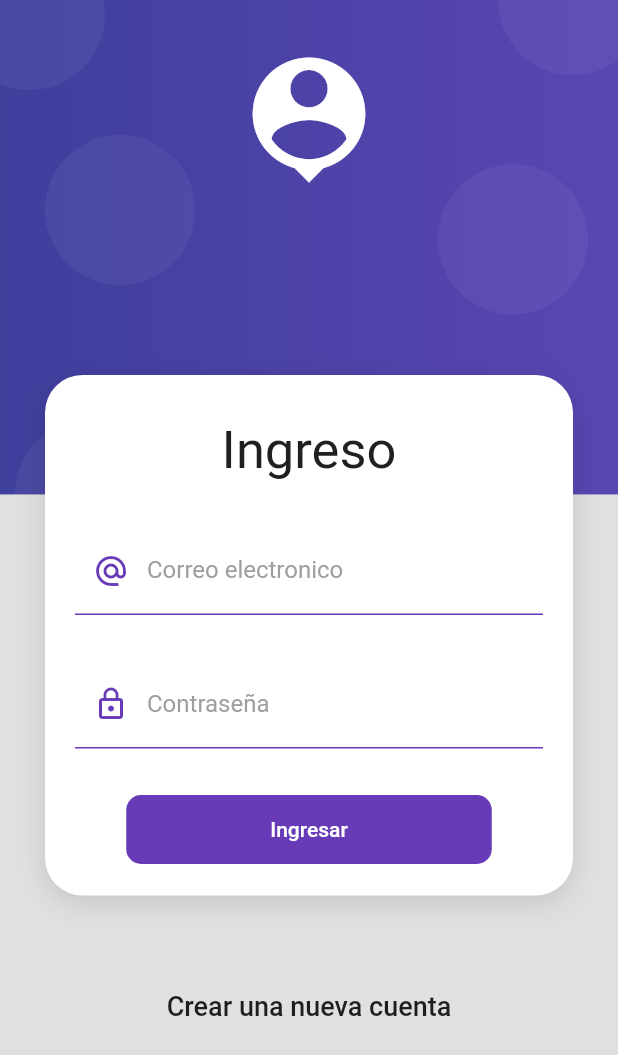
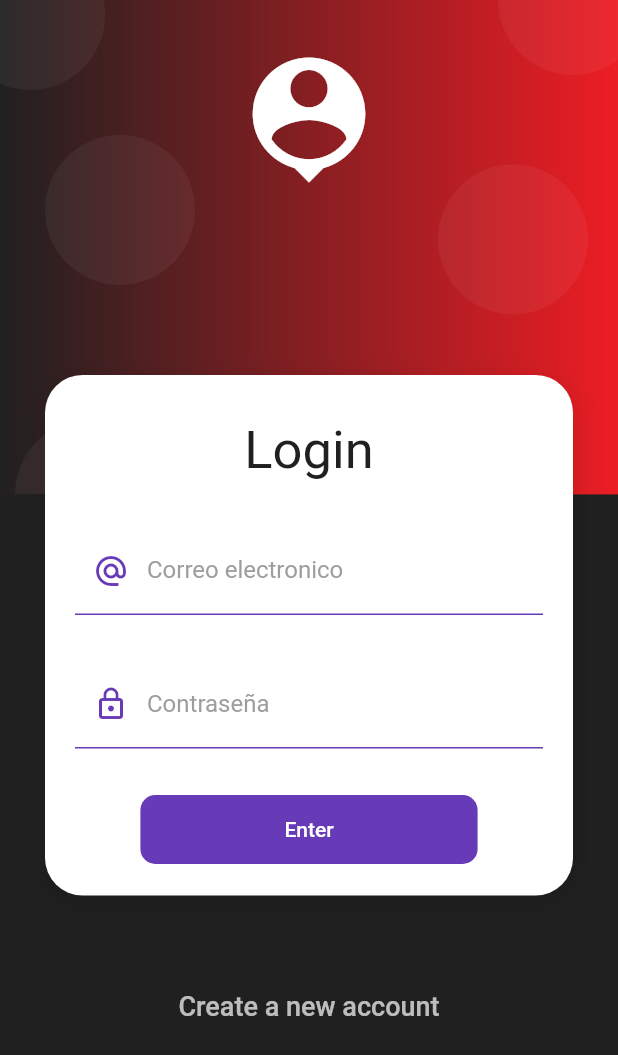
Before and after one commit to JohnEstebanAP/prueba_mobile_johnesteban_ap, a Flutter app: the screen it shows after launch, on a phone screen of 412 x 824 dp. Shown: the top 1055 px of the screen. Run offline on Flutter 3.47's test engine with Material 2 defaults, Android fonts, the phone set to English and light mode, and no system bars; our stand-ins replace card_swiper, flutter_secure_storage, fluttertoast, share_plus.

Commit message:
update style login

```diff
--- a/lib/src/screens/login_screen.dart
+++ b/lib/src/screens/login_screen.dart
@@ -1,5 +1,6 @@
 import 'package:flutter/material.dart';
 import 'package:provider/provider.dart';
+import 'package:prueba_mobile_johnesteban_ap/src/themes/theme_light.dart';
 import '../providers/login_provider.dart';
 import '../services/auth_service.dart';
 import '../ui/input_decorations.dart';
@@ -11,15 +12,16 @@ class LoginScreen extends StatelessWidget {
   @override
   Widget build(BuildContext context) {
     return Scaffold(
+      backgroundColor: ThemeDark.colorDard,
       body: AuthBackground(
         child: SingleChildScrollView(
           child: Column(
             children: const [
               SizedBox(height: 250),
-              CardDataUser(title: 'Ingreso', type: 'login'),
+              CardDataUser(title: 'Login', type: 'login'),
               SizedBox(height: 50),
               TextButtonChangePage(
-                  title: 'Crear una nueva cuenta', nameNextPage: 'register'),
+                  title: 'Create a new account', nameNextPage: 'register'),
               SizedBox(height: 50)
             ],
           ),
--- a/lib/src/screens/register_screen.dart
+++ b/lib/src/screens/register_screen.dart
@@ -1,7 +1,7 @@
 import 'package:flutter/material.dart';
 import 'package:provider/provider.dart';
 import 'package:prueba_mobile_johnesteban_ap/src/providers/login_provider.dart';
-import '../services/auth_service.dart';
+import '../themes/theme_light.dart';
 import '../widgets/widgets.dart';
 
 class RegisterScreen extends StatelessWidget {
@@ -10,6 +10,7 @@ class RegisterScreen extends StatelessWidget {
   @override
   Widget build(BuildContext context) {
     return Scaffold(
+      backgroundColor: ThemeDark.colorDard,
       body: AuthBackground(
         child: SingleChildScrollView(
           child: Column(
--- a/lib/src/widgets/ButtonStart.dart
+++ b/lib/src/widgets/ButtonStart.dart
@@ -40,7 +40,7 @@ class ButtonStart extends StatelessWidget {
       color: Colors.deepPurple,
       child: Container(
         padding: const EdgeInsets.symmetric(horizontal: 80, vertical: 15),
-        child: Text(loginForm.isLoading ? 'Espere' : 'Ingresar',
+        child: Text(loginForm.isLoading ? 'Wait' : 'Enter',
             style: const TextStyle(color: Colors.white)),
       ),
     );
--- a/lib/src/widgets/auth_background.dart
+++ b/lib/src/widgets/auth_background.dart
@@ -1,5 +1,6 @@
 import 'package:flutter/cupertino.dart';
 import 'package:flutter/material.dart';
+import 'package:prueba_mobile_johnesteban_ap/src/themes/theme_light.dart';
 
 class AuthBackground extends StatelessWidget {
   final Widget child;
@@ -85,9 +86,9 @@ class _PurpleBox extends StatelessWidget {
   BoxDecoration buildBoxDecoration() {
     return const BoxDecoration(
         gradient: LinearGradient(colors: [
-      Color.fromRGBO(63, 63, 156, 1),
-      Color.fromRGBO(90, 70, 178, 1)
-    ]));
+      ThemeDark.colorDard,
+      ThemeDark.colorPrimary
+        ]));
   }
 }
 
--- a/lib/src/widgets/text_button_change_page.dart
+++ b/lib/src/widgets/text_button_change_page.dart
@@ -19,6 +19,6 @@ class TextButtonChangePage extends StatelessWidget {
                 MaterialStateProperty.all(Colors.indigo.withOpacity(0.1)),
             shape: MaterialStateProperty.all(const StadiumBorder())),
         child: Text(title,
-            style: const TextStyle(fontSize: 18, color: Colors.black87)));
+            style: const TextStyle(fontSize: 18, color: Colors.white70)));
   }
 }
```
